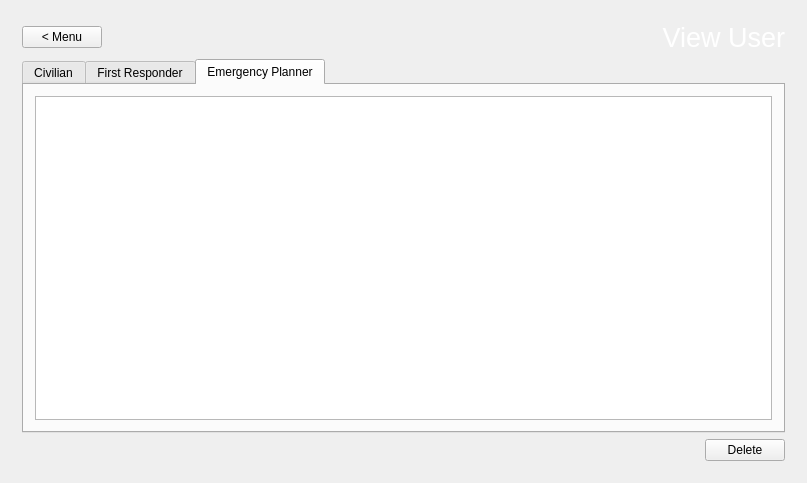
XinChen96/Emergency-Response-System, file gui/mainwindow.ui: the form before one commit.
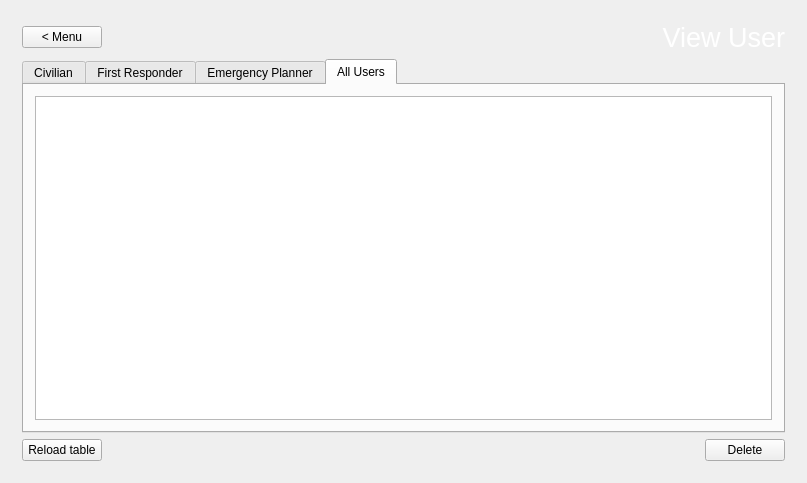
The form after the commit. The open tabs and pages were chosen to show the change. Icons and pictures are not drawn.

Commit message: Finished up view/delete user page and all related functions and ui changes

The edit to the form file:
```diff
--- a/gui/mainwindow.ui
+++ b/gui/mainwindow.ui
@@ -2592,7 +2592,7 @@
            </font>
           </property>
           <property name="currentIndex">
-           <number>2</number>
+           <number>3</number>
           </property>
           <widget class="QWidget" name="civilianTableTab">
            <attribute name="title">
@@ -2642,10 +2642,33 @@
             </item>
            </layout>
           </widget>
+          <widget class="QWidget" name="allUserTableTab">
+           <attribute name="title">
+            <string>All Users</string>
+           </attribute>
+           <layout class="QVBoxLayout" name="verticalLayout_25">
+            <item>
+             <widget class="QTableView" name="allUserTableView">
+              <property name="font">
+               <font>
+                <family>Helvetica</family>
+               </font>
+              </property>
+             </widget>
+            </item>
+           </layout>
+          </widget>
          </widget>
         </item>
         <item>
          <layout class="QHBoxLayout" name="deleteUserBot">
+          <item>
+           <widget class="QPushButton" name="reloadDeleteUser">
+            <property name="text">
+             <string>Reload table</string>
+            </property>
+           </widget>
+          </item>
           <item>
            <spacer name="deleteUserBotSpacer">
             <property name="orientation">
```
Left out of the diff: 55 changed lines with no effect on the pictures. The commit also changes 7 other files.
